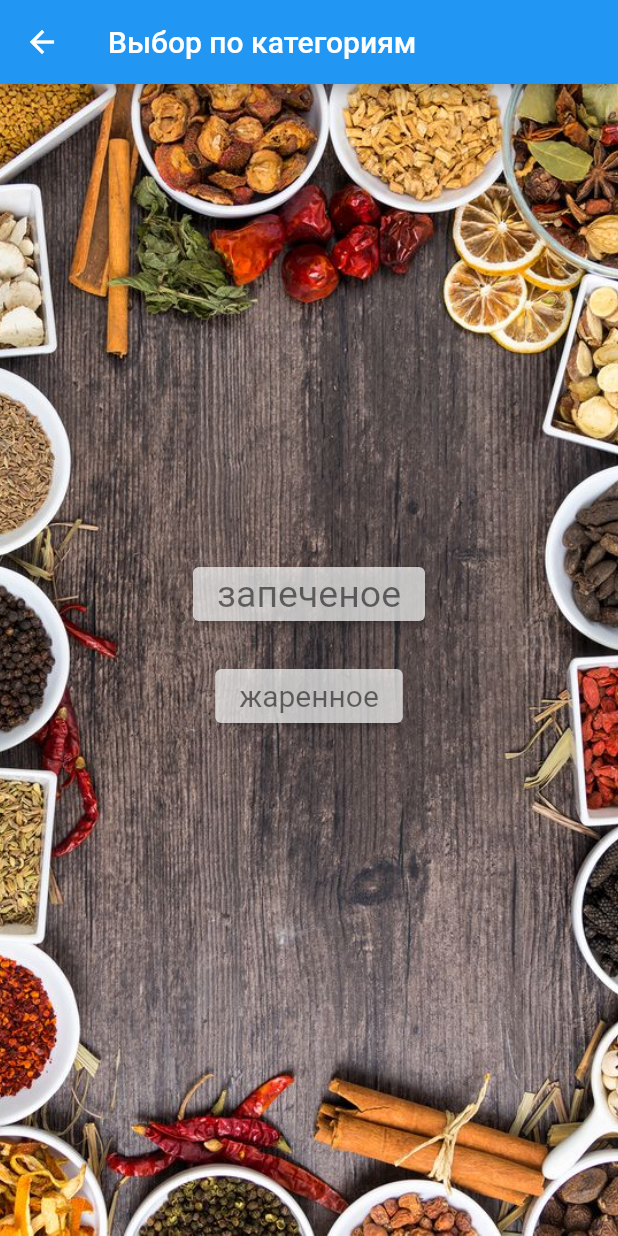
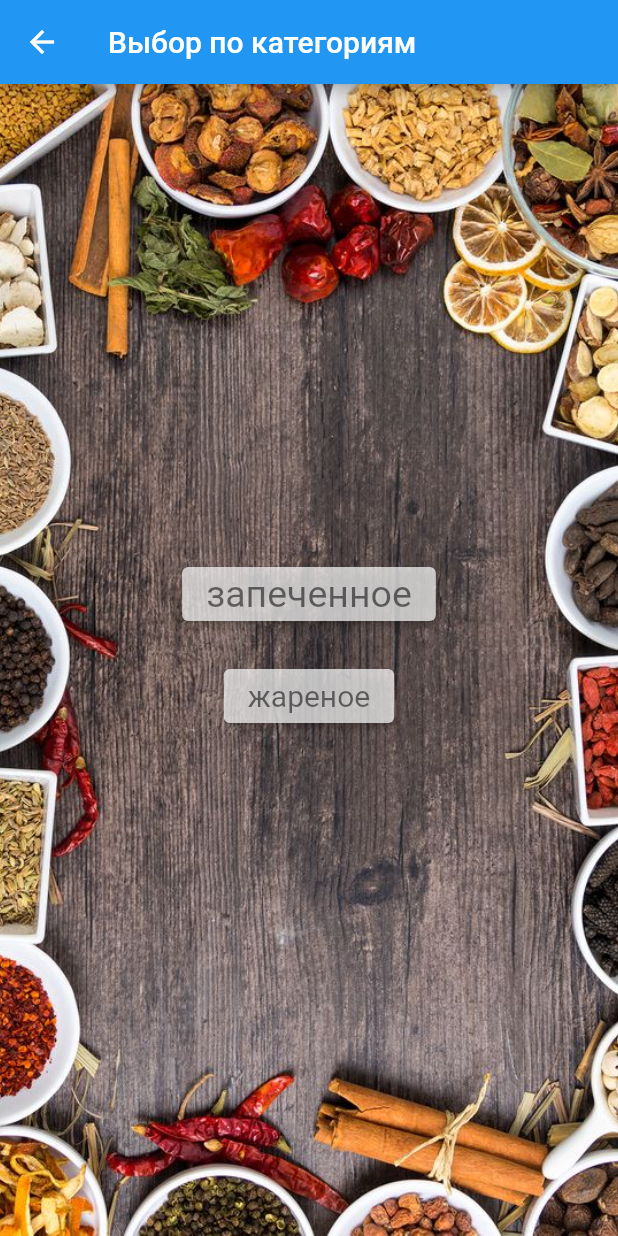
Before and after one commit to ekaterina432/JustChoose, a Flutter app: the Nothing screen opened by its route, on a phone screen of 412 x 824 dp. Run offline on Flutter 3.47's test engine with Material 2 defaults, Android fonts, the phone set to English and light mode, and no system bars; our stand-ins replace sliding_up_panel, tab_indicator_styler; missing offline and left inert: duration.

Commit message:
Орфографическая ошибка

```diff
--- a/lib/categories/nothing.dart
+++ b/lib/categories/nothing.dart
@@ -1,6 +1,5 @@
 import 'package:flutter/material.dart';
-import 'package:flutproj2/categories/baked.dart';
-import 'package:flutproj2/categories/fried_meat.dart';
+
 
 
 class Nothing extends StatefulWidget{
@@ -39,7 +38,7 @@ class _NothingState extends State<Nothing>{
                           style: ButtonStyle(
                               backgroundColor: MaterialStateProperty.all(Colors.white70),
                               textStyle: MaterialStateProperty.all(const TextStyle(fontSize: 20))),
-                          child: const  Text('запеченое', style: TextStyle(
+                          child: const  Text('запеченное', style: TextStyle(
                               fontSize: 25,
                               color: Colors.black54))),
                       const Padding(padding: EdgeInsets.only(top:20),),
@@ -49,7 +48,7 @@ class _NothingState extends State<Nothing>{
                           style: ButtonStyle(
                               backgroundColor: MaterialStateProperty.all(Colors.white70),
                               textStyle: MaterialStateProperty.all( const TextStyle(fontSize: 20))),
-                          child: const Text("жаренное", style: TextStyle(
+                          child: const Text("жареное", style: TextStyle(
                               fontSize: 20,
                               color: Colors.black54))),
                       const Padding(padding: EdgeInsets.only(top:20),),
```
Also changed, not shown: 1 other file.
